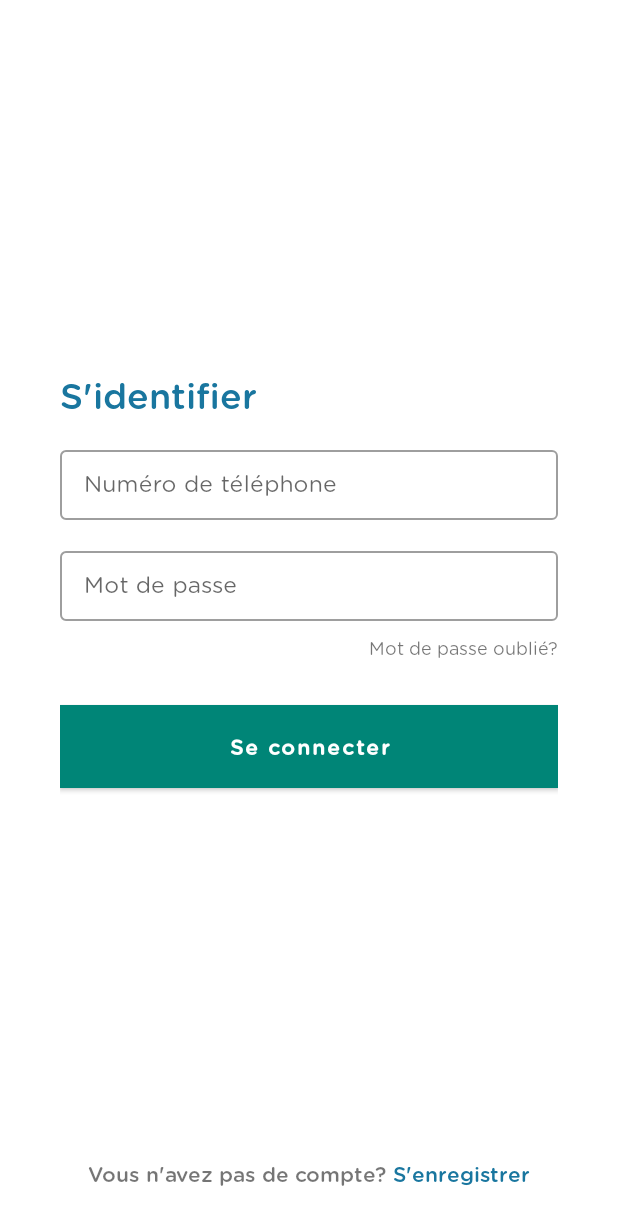
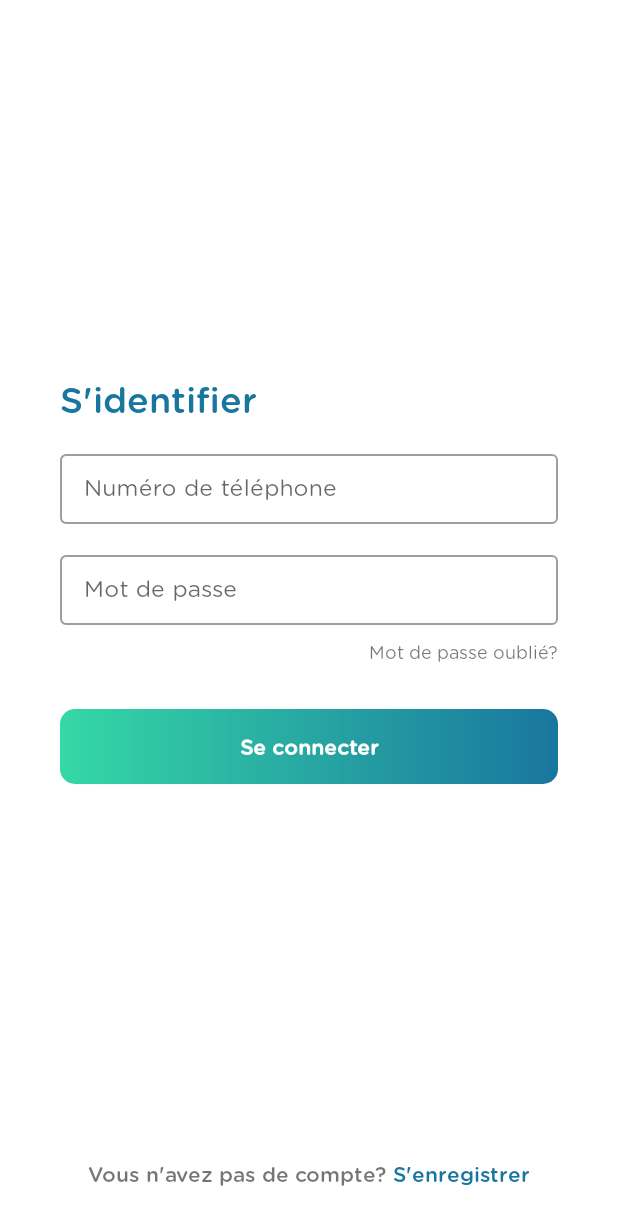
Before and after one commit to projet-tdm/Pharma, an Android app: the Identification screen opened through its navigation route, on a phone screen of 412 x 824 dp. Shown: the top 1225 px of the screen. Run offline under Robolectric (Android 15) with nearby library versions, the phone set to English and light mode, and no system bars; our stand-ins replace navigation-ui; libraries missing offline, so code that uses them is left out: com.afollestad.materialdialogs.

Commit message:
url + button

```diff
--- a/Pharma/app/src/main/java/com/example/pharma/CommandeFragment.kt
+++ b/Pharma/app/src/main/java/com/example/pharma/CommandeFragment.kt
@@ -37,6 +37,8 @@ import kotlinx.android.synthetic.main.fragment_formulaire_commande.*
 import org.jetbrains.anko.support.v4.ctx
 import org.jetbrains.anko.support.v4.runOnUiThread
 import java.lang.Exception
+import com.example.pharma.Entity.*
+
 
 
 class CommandeFragment : Fragment() {
@@ -47,8 +49,8 @@ class CommandeFragment : Fragment() {
     var curentCmdView : View? = null
 
     companion object{
-        val  API_GET_TOKEN = "http://a5809f95.ngrok.io/client_token"
-        val  API_CHECKOUT = "http://a5809f95.ngrok.io/checkout"
+        val  API_GET_TOKEN = paymentURL+"/client_token"
+        val  API_CHECKOUT = paymentURL+"/checkout"
         val REQUEST_CODE:Int = 7777
 
     }
--- a/Pharma/app/src/main/java/com/example/pharma/Entity/Constants.kt
+++ b/Pharma/app/src/main/java/com/example/pharma/Entity/Constants.kt
@@ -4,3 +4,6 @@ package com.example.pharma.Entity
 
 val baseUrl= "http://192.168.43.128/"
 val baseUrl1= "http://192.168.43.128:8083/"
+val twilioURL= "http://192.168.43.128:5000/"
+val usersURL= "http://192.168.43.128:8082/"
+val paymentURL = "http://bd9449d9.ngrok.io"
--- a/Pharma/app/src/main/java/com/example/pharma/UserManager.kt
+++ b/Pharma/app/src/main/java/com/example/pharma/UserManager.kt
@@ -23,7 +23,7 @@ class UserManager {
             ) {
                 if (response?.isSuccessful!!) {
                     Toast.makeText(activity, response.body().toString(), Toast.LENGTH_LONG).show()
-                    view.findNavController().navigate(R.id.commandeFragment)
+                    view.findNavController().navigate(R.id.identification)
                 }
                 else {
                     //Toast
--- a/Pharma/app/src/main/java/com/example/pharma/UsersRetrofit/RetrofitService.kt
+++ b/Pharma/app/src/main/java/com/example/pharma/UsersRetrofit/RetrofitService.kt
@@ -1,15 +1,17 @@
 package com.example.pharma.UsersRetrofit
 
+
+import com.example.pharma.Entity.*
 import retrofit2.Retrofit
 import retrofit2.converter.gson.GsonConverterFactory
 
 object RetrofitService {
     val endpoint : Endpoint by lazy {
-        Retrofit.Builder().baseUrl("http://847e9210.ngrok.io").
+        Retrofit.Builder().baseUrl(twilioURL).
             addConverterFactory(GsonConverterFactory.create()).build().create(Endpoint::class.java)
     }
     val usersEndpoint : UsersEndpoint by lazy {
-        Retrofit.Builder().baseUrl("http://192.168.43.128:8082").
+        Retrofit.Builder().baseUrl(usersURL).
             addConverterFactory(GsonConverterFactory.create()).
             build().create(UsersEndpoint::class.java)
     }
--- a/Pharma/app/src/main/java/com/example/pharma/UsersRetrofit/usersEndpoint.kt
+++ b/Pharma/app/src/main/java/com/example/pharma/UsersRetrofit/usersEndpoint.kt
@@ -12,6 +12,7 @@ import retrofit2.http.Path
 interface UsersEndpoint {
     @POST("addUser/")
     fun addUser(@Body user: User): Call<String>
+
     @POST("addDevice/")
     fun addDevice(@Body device: Device): Call<String>
 
--- a/Pharma/app/src/main/res/drawable/custom_button.xml
+++ b/Pharma/app/src/main/res/drawable/custom_button.xml
@@ -3,6 +3,7 @@
 <shape xmlns:android="http://schemas.android.com/apk/res/android" >
     <gradient
             android:angle="0"
-            android:endColor="#027FEE"
-            android:startColor="#2CC6F2" />
+            android:endColor="#19769F"
+            android:startColor="#35D8A6" />
+    <corners android:radius="10dp"></corners>
 </shape>
--- a/Pharma/app/src/main/res/layout/fragment_forgot.xml
+++ b/Pharma/app/src/main/res/layout/fragment_forgot.xml
@@ -36,7 +36,7 @@
                     style="@style/editTextStyle" android:id="@+id/phone_EditText"/>
         </com.google.android.material.textfield.TextInputLayout>
 
-        <com.google.android.material.button.MaterialButton
+        <Button
                 style="@style/buttonStyle"
                 android:text="@string/forgot_btn"
                 android:layout_width="match_parent"
--- a/Pharma/app/src/main/res/layout/fragment_identification.xml
+++ b/Pharma/app/src/main/res/layout/fragment_identification.xml
@@ -14,6 +14,7 @@
             app:layout_constraintEnd_toEndOf="parent" app:layout_constraintBottom_toTopOf="@+id/linh1"
             app:layout_constraintStart_toStartOf="parent" android:id="@+id/linv1"
             style="@style/verticalLayoutStyle" android:layout_height="0dp">
+
         <TextView
                 android:text="@string/id_title"
                 android:layout_width="wrap_content"
@@ -50,12 +51,11 @@
                 android:gravity="end" android:textSize="12sp" android:fontFamily="@font/gothamrounded_book"
                 android:id="@+id/forgot_textView"/>
 
-        <com.google.android.material.button.MaterialButton
+        <Button
                 android:id="@+id/connexion_btn"
-                style="@style/buttonStyle"
                 android:layout_width="match_parent"
                 android:layout_height="wrap_content"
-                android:background="@drawable/toolbar"
+                style="@style/buttonStyle"
                 android:text="@string/id_btn"/>
     </LinearLayout>
     <LinearLayout
--- a/Pharma/app/src/main/res/layout/fragment_inscription.xml
+++ b/Pharma/app/src/main/res/layout/fragment_inscription.xml
@@ -70,7 +70,7 @@
                     android:inputType="number"
                     style="@style/editTextStyle" android:id="@+id/nss_EditText"/>
         </com.google.android.material.textfield.TextInputLayout>
-        <com.google.android.material.button.MaterialButton
+        <Button
                 style="@style/buttonStyle"
                 android:text="@string/account_btn"
                 android:layout_width="match_parent"
--- a/Pharma/app/src/main/res/layout/fragment_renew.xml
+++ b/Pharma/app/src/main/res/layout/fragment_renew.xml
@@ -49,7 +49,7 @@
                     style="@style/editTextStyle" android:id="@+id/confirm_passwd_EditText"/>
         </com.google.android.material.textfield.TextInputLayout>
 
-        <com.google.android.material.button.MaterialButton
+        <Button
                 style="@style/buttonStyle"
                 android:text="@string/renew_btn"
                 android:layout_width="match_parent"
--- a/Pharma/app/src/main/res/values/styles.xml
+++ b/Pharma/app/src/main/res/values/styles.xml
@@ -20,12 +20,13 @@
         <item name="android:textSize">15sp</item>
         <item name="android:fontFamily">@font/gothamrounded_book</item>
     </style>
-    <style name="buttonStyle" parent="@style/Widget.MaterialComponents.Button">
+    <style name="buttonStyle">
         <item name="android:layout_marginTop">30dp</item>
         <item name="android:textAllCaps">false</item>
         <item name="android:textStyle">bold</item>
-        <item name="android:height">55dp</item>
-        <item name="android:backgroundTint">@color/titre</item>
+        <item name="android:height">50dp</item>
+        <item name="android:textColor">#FFFFFF</item>
+        <item name="android:background">@drawable/custom_button</item>
     </style>
     <style name="verticalLayoutStyle">
         <item name="android:layout_marginLeft">40dp</item>
```
